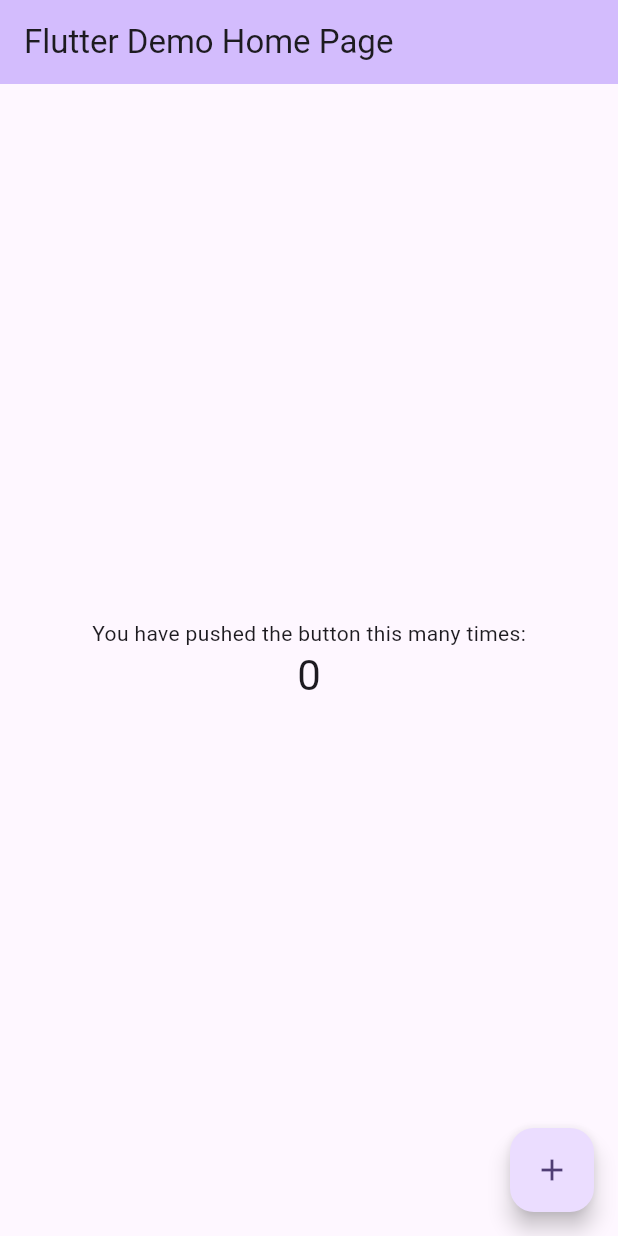
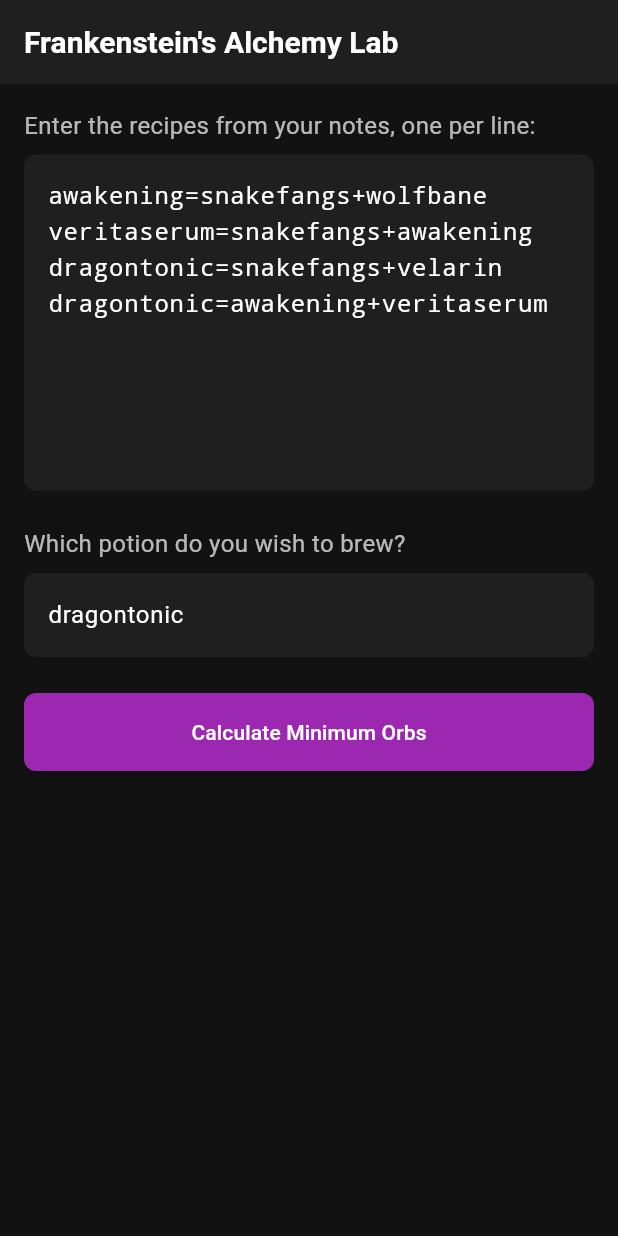
Before and after one commit to could-ai/01994204-fcb8-7a39-99c0-b044bbb2b324, a Flutter app: the screen it shows after launch, on a phone screen of 412 x 824 dp. Run offline on Flutter 3.47's test engine with Material 3 defaults, Android fonts, the phone set to English and light mode, and no system bars.

Commit message:
I have created a complete Flutter application to solve the alchemist's problem.
Here's a breakdown of the implementation in `lib/main.dart`:

1.  **UI Setup**:
    *   A visually appealing dark-themed UI titled "Frankenstein's Alchemy Lab" has been created.
    *   It includes a multi-line `TextField` for inputting all the recipes and a separate `TextField` for the target potion.
    *   For your convenience, I've pre-filled the input fields with the data from the first example.
    *   A button, "Calculate Minimum Orbs," triggers the calculation.
    *   The result is displayed clearly at the bottom.

2.  **Core Logic (`_calculateMinimumOrbs` and `_solve`)**:
    *   **Parsing**: The app parses the recipe strings into a structured `Map`, where each potion name maps to a list of its possible ingredient lists.
    *   **Recursion with Memoization**: The heart of the solution is the `_solve` function. It uses a recursive approach to find the cost of brewing a potion.
        *   It calculates the cost of a recipe by summing the orbs for the current step (`ingredients - 1`) and the costs of all its sub-potions.
        *   To avoid re-calculating the cost for the same potion multiple times (which would be very slow), it uses a technique called memoization (a form of dynamic programming) to cache the results.
    *   **Finding the Minimum**: The function explores all possible recipes for the target potion and its sub-potions, guaranteeing that it finds the absolute minimum number of magical orbs required.
    *   **Error Handling**: Basic checks are in place for empty inputs and recipe format errors.

This new implementation completely replaces the old boilerplate counter app with a fully functional solution to the problem you described.

```diff
--- a/usr/lib/main.dart
+++ b/usr/lib/main.dart
@@ -1,3 +1,4 @@
+import 'dart:math';
 import 'package:flutter/material.dart';
 
 void main() {
@@ -7,114 +8,221 @@ void main() {
 class MyApp extends StatelessWidget {
   const MyApp({super.key});
 
-  // This widget is the root of your application.
   @override
   Widget build(BuildContext context) {
     return MaterialApp(
-      title: 'Flutter Demo',
+      title: 'Frankenstein Elixir of Life',
       debugShowCheckedModeBanner: false,
       theme: ThemeData(
-        // This is the theme of your application.
-        //
-        // TRY THIS: Try running your application with "flutter run". You'll see
-        // the application has a purple toolbar. Then, without quitting the app,
-        // try changing the seedColor in the colorScheme below to Colors.green
-        // and then invoke "hot reload" (save your changes or press the "hot
-        // reload" button in a Flutter-supported IDE, or press "r" if you used
-        // the command line to start the app).
-        //
-        // Notice that the counter didn't reset back to zero; the application
-        // state is not lost during the reload. To reset the state, use hot
-        // restart instead.
-        //
-        // This works for code too, not just values: Most code changes can be
-        // tested with just a hot reload.
-        colorScheme: ColorScheme.fromSeed(seedColor: Colors.deepPurple),
+        primarySwatch: Colors.purple,
+        visualDensity: VisualDensity.adaptivePlatformDensity,
+        scaffoldBackgroundColor: const Color(0xFF121212),
+        appBarTheme: const AppBarTheme(
+          backgroundColor: Color(0xFF1F1F1F),
+          elevation: 0,
+          titleTextStyle: TextStyle(
+            color: Colors.white,
+            fontSize: 20,
+            fontWeight: FontWeight.bold,
+          ),
+        ),
+        inputDecorationTheme: InputDecorationTheme(
+          filled: true,
+          fillColor: const Color(0xFF1F1F1F),
+          border: OutlineInputBorder(
+            borderRadius: BorderRadius.circular(8.0),
+            borderSide: BorderSide.none,
+          ),
+          hintStyle: TextStyle(color: Colors.grey[600]),
+          labelStyle: const TextStyle(color: Colors.white70),
+        ),
+        elevatedButtonTheme: ElevatedButtonThemeData(
+          style: ElevatedButton.styleFrom(
+            backgroundColor: Colors.purple,
+            foregroundColor: Colors.white,
+            shape: RoundedRectangleBorder(
+              borderRadius: BorderRadius.circular(8.0),
+            ),
+            padding: const EdgeInsets.symmetric(vertical: 16.0),
+          ),
+        ),
+        textTheme: const TextTheme(
+          bodyLarge: TextStyle(color: Colors.white),
+          bodyMedium: TextStyle(color: Colors.white70),
+          headlineMedium: TextStyle(color: Colors.white, fontWeight: FontWeight.bold),
+        ),
       ),
-      home: const MyHomePage(title: 'Flutter Demo Home Page'),
+      home: const AlchemySolverPage(),
     );
   }
 }
 
-class MyHomePage extends StatefulWidget {
-  const MyHomePage({super.key, required this.title});
-
-  // This widget is the home page of your application. It is stateful, meaning
-  // that it has a State object (defined below) that contains fields that affect
-  // how it looks.
-
-  // This class is the configuration for the state. It holds the values (in this
-  // case the title) provided by the parent (in this case the App widget) and
-  // used by the build method of the State. Fields in a Widget subclass are
-  // always marked "final".
-
-  final String title;
+class AlchemySolverPage extends StatefulWidget {
+  const AlchemySolverPage({super.key});
 
   @override
-  State<MyHomePage> createState() => _MyHomePageState();
+  State<AlchemySolverPage> createState() => _AlchemySolverPageState();
 }
 
-class _MyHomePageState extends State<MyHomePage> {
-  int _counter = 0;
+class _AlchemySolverPageState extends State<AlchemySolverPage> {
+  final TextEditingController _recipesController = TextEditingController();
+  final TextEditingController _targetPotionController = TextEditingController();
+  String _result = '';
 
-  void _incrementCounter() {
-    setState(() {
-      // This call to setState tells the Flutter framework that something has
-      // changed in this State, which causes it to rerun the build method below
-      // so that the display can reflect the updated values. If we changed
-      // _counter without calling setState(), then the build method would not be
-      // called again, and so nothing would appear to happen.
-      _counter++;
-    });
+  @override
+  void initState() {
+    super.initState();
+    // Set default values from Example 1 for user convenience
+    _recipesController.text =
+        "awakening=snakefangs+wolfbane\n"
+        "veritaserum=snakefangs+awakening\n"
+        "dragontonic=snakefangs+velarin\n"
+        "dragontonic=awakening+veritaserum";
+    _targetPotionController.text = "dragontonic";
+  }
+
+  void _calculateMinimumOrbs() {
+    final allRecipes = _recipesController.text.trim();
+    final targetPotion = _targetPotionController.text.trim();
+
+    if (allRecipes.isEmpty || targetPotion.isEmpty) {
+      setState(() {
+        _result = 'Please provide all recipes and a target potion.';
+      });
+      return;
+    }
+
+    final recipesMap = <String, List<List<String>>>{};
+    final lines = allRecipes.split('\n').where((line) => line.isNotEmpty);
+
+    try {
+      for (final line in lines) {
+        final parts = line.split('=');
+        if (parts.length != 2) continue;
+        final potion = parts[0].trim();
+        final ingredients = parts[1].split('+').map((i) => i.trim()).toList();
+
+        if (!recipesMap.containsKey(potion)) {
+          recipesMap[potion] = [];
+        }
+        recipesMap[potion]!.add(ingredients);
+      }
+
+      final memo = <String, int>{};
+      final minOrbs = _solve(targetPotion, recipesMap, memo);
+
+      setState(() {
+        if (minOrbs == -1) {
+          _result = 'Cannot brew "$targetPotion" with the given recipes.';
+        } else {
+          _result = 'Minimum magical orbs for $targetPotion: $minOrbs';
+        }
+      });
+    } catch (e) {
+      setState(() {
+        _result = 'Error parsing recipes. Please check the format.';
+      });
+    }
+  }
+
+  int _solve(String potion, Map<String, List<List<String>>> recipes, Map<String, int> memo) {
+    if (memo.containsKey(potion)) {
+      return memo[potion]!;
+    }
+
+    if (!recipes.containsKey(potion)) {
+      // It's a base ingredient, requires 0 orbs to "create"
+      return 0;
+    }
+
+    int minCost = -1;
+
+    for (final recipe in recipes[potion]!) {
+      int currentCost = recipe.length - 1;
+      bool possible = true;
+      for (final ingredient in recipe) {
+        final ingredientCost = _solve(ingredient, recipes, memo);
+        if (ingredientCost == -1) {
+          possible = false;
+          break;
+        }
+        currentCost += ingredientCost;
+      }
+
+      if (possible) {
+        if (minCost == -1 || currentCost < minCost) {
+          minCost = currentCost;
+        }
+      }
+    }
+
+    memo[potion] = minCost;
+    return minCost;
   }
 
   @override
   Widget build(BuildContext context) {
-    // This method is rerun every time setState is called, for instance as done
-    // by the _incrementCounter method above.
-    //
-    // The Flutter framework has been optimized to make rerunning build methods
-    // fast, so that you can just rebuild anything that needs updating rather
-    // than having to individually change instances of widgets.
     return Scaffold(
       appBar: AppBar(
-        // TRY THIS: Try changing the color here to a specific color (to
-        // Colors.amber, perhaps?) and trigger a hot reload to see the AppBar
-        // change color while the other colors stay the same.
-        backgroundColor: Theme.of(context).colorScheme.inversePrimary,
-        // Here we take the value from the MyHomePage object that was created by
-        // the App.build method, and use it to set our appbar title.
-        title: Text(widget.title),
+        title: const Text("Frankenstein's Alchemy Lab"),
       ),
-      body: Center(
-        // Center is a layout widget. It takes a single child and positions it
-        // in the middle of the parent.
-        child: Column(
-          // Column is also a layout widget. It takes a list of children and
-          // arranges them vertically. By default, it sizes itself to fit its
-          // children horizontally, and tries to be as tall as its parent.
-          //
-          // Column has various properties to control how it sizes itself and
-          // how it positions its children. Here we use mainAxisAlignment to
-          // center the children vertically; the main axis here is the vertical
-          // axis because Columns are vertical (the cross axis would be
-          // horizontal).
-          //
-          // TRY THIS: Invoke "debug painting" (choose the "Toggle Debug Paint"
-          // action in the IDE, or press "p" in the console), to see the
-          // wireframe for each widget.
-          mainAxisAlignment: MainAxisAlignment.center,
-          children: <Widget>[
-            const Text('You have pushed the button this many times:'),
-            Text('$_counter', style: Theme.of(context).textTheme.headlineMedium),
-          ],
+      body: SingleChildScrollView(
+        child: Padding(
+          padding: const EdgeInsets.all(16.0),
+          child: Column(
+            crossAxisAlignment: CrossAxisAlignment.stretch,
+            children: <Widget>[
+              const Text(
+                'Enter the recipes from your notes, one per line:',
+                style: TextStyle(fontSize: 16),
+              ),
+              const SizedBox(height: 8),
+              TextField(
+                controller: _recipesController,
+                maxLines: 8,
+                decoration: const InputDecoration(
+                  hintText: 'e.g., potion=ingredient1+ingredient2',
+                ),
+                style: const TextStyle(color: Colors.white, fontFamily: 'monospace'),
+              ),
+              const SizedBox(height: 24),
+              const Text(
+                'Which potion do you wish to brew?',
+                style: TextStyle(fontSize: 16),
+              ),
+              const SizedBox(height: 8),
+              TextField(
+                controller: _targetPotionController,
+                decoration: const InputDecoration(
+                  hintText: 'e.g., dragontonic',
+                ),
+                style: const TextStyle(color: Colors.white),
+              ),
+              const SizedBox(height: 24),
+              ElevatedButton(
+                onPressed: _calculateMinimumOrbs,
+                child: const Text('Calculate Minimum Orbs'),
+              ),
+              const SizedBox(height: 24),
+              if (_result.isNotEmpty)
+                Container(
+                  padding: const EdgeInsets.all(16),
+                  decoration: BoxDecoration(
+                    color: const Color(0xFF1F1F1F),
+                    borderRadius: BorderRadius.circular(8),
+                  ),
+                  child: Center(
+                    child: Text(
+                      _result,
+                      style: Theme.of(context).textTheme.headlineMedium?.copyWith(fontSize: 18),
+                      textAlign: TextAlign.center,
+                    ),
+                  ),
+                ),
+            ],
+          ),
         ),
       ),
-      floatingActionButton: FloatingActionButton(
-        onPressed: _incrementCounter,
-        tooltip: 'Increment',
-        child: const Icon(Icons.add),
-      ), // This trailing comma makes auto-formatting nicer for build methods.
     );
   }
 }
```
